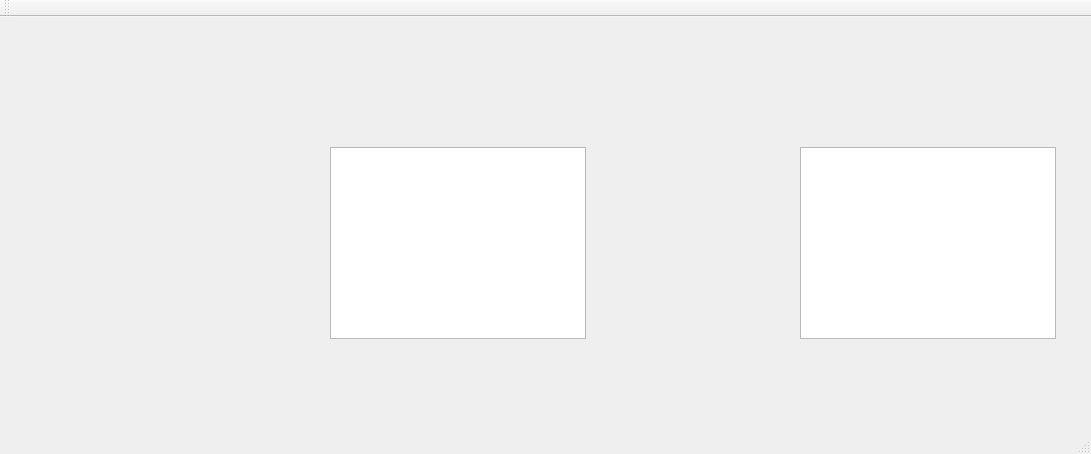
B0cho/DPlayer, file mainwindow.ui: the form before one commit.
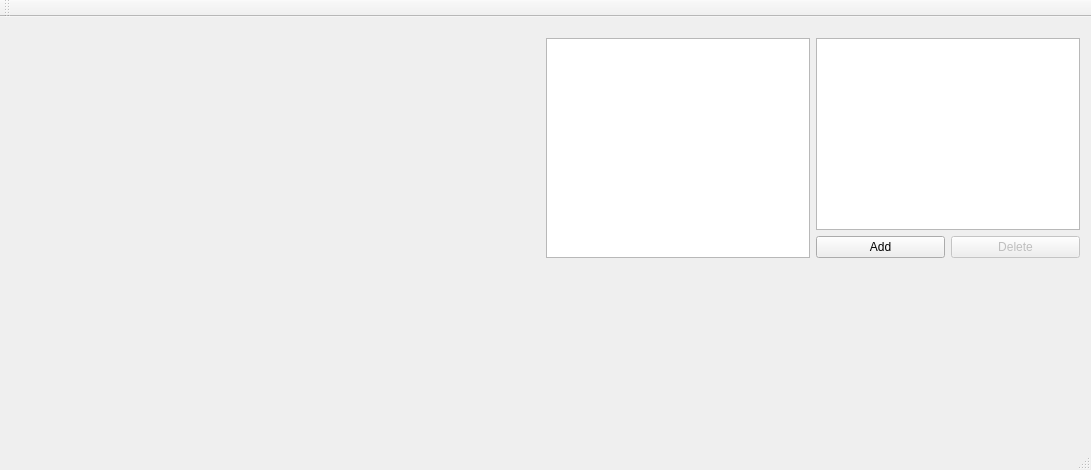
The form after the commit.

Commit message: Changed GUI, improved playlists view

Diff of the .ui file:
```diff
--- a/mainwindow.ui
+++ b/mainwindow.ui
@@ -7,33 +7,110 @@
     <x>0</x>
     <y>0</y>
     <width>1091</width>
-    <height>454</height>
+    <height>470</height>
    </rect>
   </property>
+  <property name="minimumSize">
+   <size>
+    <width>560</width>
+    <height>470</height>
+   </size>
+  </property>
   <property name="windowTitle">
    <string>MainWindow</string>
   </property>
   <widget class="QWidget" name="centralWidget">
-   <widget class="QListView" name="listView_fragments">
-    <property name="geometry">
-     <rect>
-      <x>330</x>
-      <y>130</y>
-      <width>256</width>
-      <height>192</height>
-     </rect>
-    </property>
-   </widget>
-   <widget class="QListView" name="listView_playlists">
-    <property name="geometry">
-     <rect>
-      <x>800</x>
-      <y>130</y>
-      <width>256</width>
-      <height>192</height>
-     </rect>
-    </property>
-   </widget>
+   <layout class="QGridLayout" name="gridLayout">
+    <item row="0" column="0">
+     <layout class="QVBoxLayout" name="verticalLayout">
+      <item>
+       <spacer name="verticalSpacer">
+        <property name="orientation">
+         <enum>Qt::Vertical</enum>
+        </property>
+        <property name="sizeType">
+         <enum>QSizePolicy::Fixed</enum>
+        </property>
+        <property name="sizeHint" stdset="0">
+         <size>
+          <width>20</width>
+          <height>10</height>
+         </size>
+        </property>
+       </spacer>
+      </item>
+      <item>
+       <layout class="QHBoxLayout" name="horizontalLayout">
+        <item>
+         <spacer name="horizontalSpacer">
+          <property name="orientation">
+           <enum>Qt::Horizontal</enum>
+          </property>
+          <property name="sizeHint" stdset="0">
+           <size>
+            <width>40</width>
+            <height>20</height>
+           </size>
+          </property>
+         </spacer>
+        </item>
+        <item>
+         <layout class="QHBoxLayout" name="horizontalLayout_2">
+          <item>
+           <layout class="QVBoxLayout" name="verticalLayout_3">
+            <item>
+             <widget class="QListView" name="fragments_listView"/>
+            </item>
+           </layout>
+          </item>
+          <item>
+           <layout class="QVBoxLayout" name="verticalLayout_2">
+            <item>
+             <widget class="QListView" name="playlists_listView"/>
+            </item>
+            <item>
+             <layout class="QHBoxLayout" name="horizontalLayout_3">
+              <item>
+               <widget class="QPushButton" name="addPushButton">
+                <property name="text">
+                 <string>Add</string>
+                </property>
+               </widget>
+              </item>
+              <item>
+               <widget class="QPushButton" name="deletePushButton">
+                <property name="enabled">
+                 <bool>false</bool>
+                </property>
+                <property name="text">
+                 <string>Delete</string>
+                </property>
+               </widget>
+              </item>
+             </layout>
+            </item>
+           </layout>
+          </item>
+         </layout>
+        </item>
+       </layout>
+      </item>
+      <item>
+       <spacer name="verticalSpacer_2">
+        <property name="orientation">
+         <enum>Qt::Vertical</enum>
+        </property>
+        <property name="sizeHint" stdset="0">
+         <size>
+          <width>20</width>
+          <height>40</height>
+         </size>
+        </property>
+       </spacer>
+      </item>
+     </layout>
+    </item>
+   </layout>
   </widget>
   <widget class="QMenuBar" name="menuBar">
    <property name="geometry">
```
Left out of the diff: 4 changed lines with no effect on the pictures. The commit also changes 4 other files.
